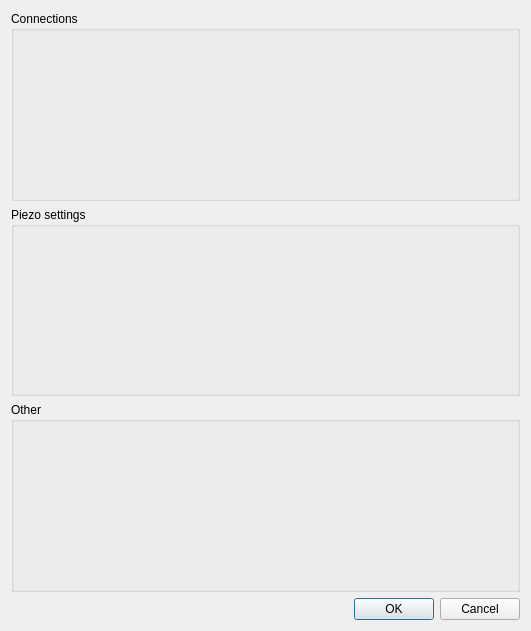
Old version of the form GUIs/hwConfig_dialog.ui in the repository elandini/CoMPlEx.
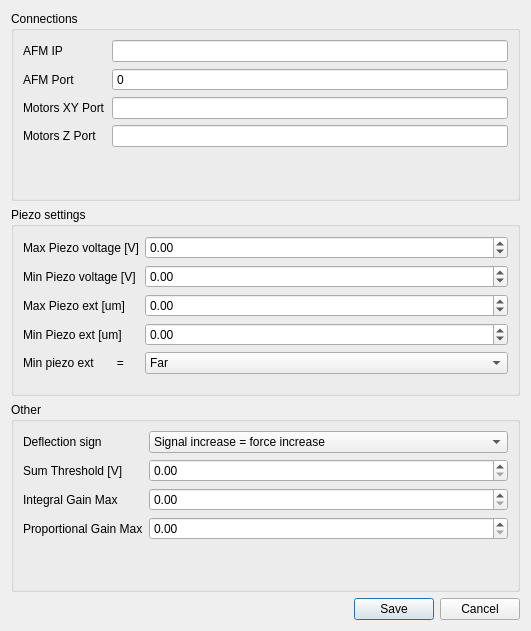
New version of the form.

Commit message: g 004 - The hw configuration dialog is now fully functional

```diff
--- a/GUIs/hwConfig_dialog.ui
+++ b/GUIs/hwConfig_dialog.ui
@@ -13,12 +13,61 @@
   <property name="windowTitle">
    <string>Hardware Config</string>
   </property>
-  <layout class="QVBoxLayout" name="verticalLayout" stretch="0,0,0,1">
+  <layout class="QVBoxLayout" name="verticalLayout" stretch="3,3,3,1">
    <item>
     <widget class="QGroupBox" name="groupBox">
      <property name="title">
       <string>Connections</string>
      </property>
+     <layout class="QFormLayout" name="formLayout">
+      <item row="0" column="0">
+       <widget class="QLabel" name="label">
+        <property name="text">
+         <string>AFM IP</string>
+        </property>
+       </widget>
+      </item>
+      <item row="0" column="1">
+       <widget class="QLineEdit" name="afmIpLine"/>
+      </item>
+      <item row="1" column="0">
+       <widget class="QLabel" name="label_2">
+        <property name="text">
+         <string>AFM Port</string>
+        </property>
+       </widget>
+      </item>
+      <item row="1" column="1">
+       <widget class="QSpinBox" name="afmPortNum">
+        <property name="buttonSymbols">
+         <enum>QAbstractSpinBox::NoButtons</enum>
+        </property>
+        <property name="maximum">
+         <number>100000000</number>
+        </property>
+       </widget>
+      </item>
+      <item row="2" column="0">
+       <widget class="QLabel" name="label_3">
+        <property name="text">
+         <string>Motors XY Port</string>
+        </property>
+       </widget>
+      </item>
+      <item row="2" column="1">
+       <widget class="QLineEdit" name="motorXyPortLine"/>
+      </item>
+      <item row="3" column="0">
+       <widget class="QLabel" name="label_4">
+        <property name="text">
+         <string>Motors Z Port</string>
+        </property>
+       </widget>
+      </item>
+      <item row="3" column="1">
+       <widget class="QLineEdit" name="motorZPortLine"/>
+      </item>
+     </layout>
     </widget>
    </item>
    <item>
@@ -26,6 +75,98 @@
      <property name="title">
       <string>Piezo settings</string>
      </property>
+     <layout class="QFormLayout" name="formLayout_2">
+      <property name="fieldGrowthPolicy">
+       <enum>QFormLayout::AllNonFixedFieldsGrow</enum>
+      </property>
+      <item row="0" column="0">
+       <widget class="QLabel" name="label_5">
+        <property name="text">
+         <string>Max Piezo voltage [V]</string>
+        </property>
+       </widget>
+      </item>
+      <item row="0" column="1">
+       <widget class="QDoubleSpinBox" name="maxPiezoVoltNumDbl">
+        <property name="minimum">
+         <double>-99.000000000000000</double>
+        </property>
+       </widget>
+      </item>
+      <item row="1" column="0">
+       <widget class="QLabel" name="label_6">
+        <property name="text">
+         <string>Min Piezo voltage [V]</string>
+        </property>
+       </widget>
+      </item>
+      <item row="1" column="1">
+       <widget class="QDoubleSpinBox" name="minPiezoVoltNumDbl">
+        <property name="minimum">
+         <double>-99.000000000000000</double>
+        </property>
+       </widget>
+      </item>
+      <item row="2" column="0">
+       <widget class="QLabel" name="label_7">
+        <property name="text">
+         <string>Max Piezo ext [um]</string>
+        </property>
+       </widget>
+      </item>
+      <item row="2" column="1">
+       <widget class="QDoubleSpinBox" name="maxPiezoExtNumDbl">
+        <property name="minimum">
+         <double>-99.000000000000000</double>
+        </property>
+       </widget>
+      </item>
+      <item row="3" column="0">
+       <widget class="QLabel" name="label_8">
+        <property name="text">
+         <string>Min Piezo ext [um]</string>
+        </property>
+       </widget>
+      </item>
+      <item row="3" column="1">
+       <widget class="QDoubleSpinBox" name="minPiezoExtNumDbl">
+        <property name="minimum">
+         <double>-99.000000000000000</double>
+        </property>
+       </widget>
+      </item>
+      <item row="4" column="0">
+       <widget class="QLabel" name="label_9">
+        <property name="text">
+         <string>Min piezo ext       =</string>
+        </property>
+       </widget>
+      </item>
+      <item row="4" column="1">
+       <widget class="QComboBox" name="farNearCmbBox">
+        <item>
+         <property name="text">
+          <string>Far</string>
+         </property>
+        </item>
+        <item>
+         <property name="text">
+          <string>Near</string>
+         </property>
+        </item>
+       </widget>
+      </item>
+     </layout>
+     <zorder>label_5</zorder>
+     <zorder>maxPiezoVoltNumDbl</zorder>
+     <zorder>label_6</zorder>
+     <zorder>minPiezoVoltNumDbl</zorder>
+     <zorder>label_7</zorder>
+     <zorder>label_8</zorder>
+     <zorder>maxPiezoExtNumDbl</zorder>
+     <zorder>minPiezoExtNumDbl</zorder>
+     <zorder>label_9</zorder>
+     <zorder>farNearCmbBox</zorder>
     </widget>
    </item>
    <item>
@@ -33,6 +174,70 @@
      <property name="title">
       <string>Other</string>
      </property>
+     <layout class="QFormLayout" name="formLayout_3">
+      <property name="fieldGrowthPolicy">
+       <enum>QFormLayout::AllNonFixedFieldsGrow</enum>
+      </property>
+      <item row="0" column="0">
+       <widget class="QLabel" name="label_10">
+        <property name="text">
+         <string>Deflection sign</string>
+        </property>
+       </widget>
+      </item>
+      <item row="0" column="1">
+       <widget class="QComboBox" name="deflSignCmbBox">
+        <item>
+         <property name="text">
+          <string>Signal increase = force increase</string>
+         </property>
+        </item>
+        <item>
+         <property name="text">
+          <string>Signal increase = force decrease</string>
+         </property>
+        </item>
+       </widget>
+      </item>
+      <item row="1" column="0">
+       <widget class="QLabel" name="label_11">
+        <property name="text">
+         <string>Sum Threshold [V]</string>
+        </property>
+       </widget>
+      </item>
+      <item row="1" column="1">
+       <widget class="QDoubleSpinBox" name="sumThrNumDbl"/>
+      </item>
+      <item row="2" column="0">
+       <widget class="QLabel" name="label_12">
+        <property name="text">
+         <string>Integral Gain Max</string>
+        </property>
+       </widget>
+      </item>
+      <item row="3" column="0">
+       <widget class="QLabel" name="label_13">
+        <property name="text">
+         <string>Proportional Gain Max</string>
+        </property>
+       </widget>
+      </item>
+      <item row="2" column="1">
+       <widget class="QDoubleSpinBox" name="iGainMaxNumDbl">
+        <property name="maximum">
+         <double>100000.000000000000000</double>
+        </property>
+       </widget>
+      </item>
+      <item row="3" column="1">
+       <widget class="QDoubleSpinBox" name="pGainMaxNumDbl">
+        <property name="maximum">
+         <double>100000.000000000000000</double>
+        </property>
+       </widget>
+      </item>
+     </layout>
     </widget>
    </item>
    <item>
@@ -41,7 +246,7 @@
       <enum>Qt::Horizontal</enum>
      </property>
      <property name="standardButtons">
-      <set>QDialogButtonBox::Cancel|QDialogButtonBox::Ok</set>
+      <set>QDialogButtonBox::Cancel|QDialogButtonBox::Save</set>
      </property>
     </widget>
    </item>
```
Left out of the diff: 6 changed lines with no effect on the pictures. The commit also changes 6 other files.
